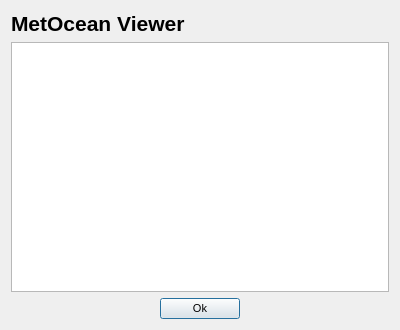
Before: the Qt Designer form ui/about_dialog.ui in zcobell/MetOceanViewer, drawn with Qt 5.
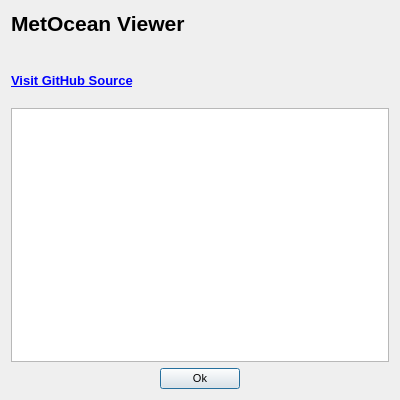
After: the same form once the commit is applied. Icons and pictures are not drawn.

Commit message: Adding GPL changes and logos.

The edit to the form file:
```diff
--- a/ui/about_dialog.ui
+++ b/ui/about_dialog.ui
@@ -7,7 +7,7 @@
     <x>0</x>
     <y>0</y>
     <width>400</width>
-    <height>330</height>
+    <height>400</height>
    </rect>
   </property>
   <property name="sizePolicy">
@@ -19,13 +19,13 @@
   <property name="minimumSize">
    <size>
     <width>400</width>
-    <height>330</height>
+    <height>400</height>
    </size>
   </property>
   <property name="maximumSize">
    <size>
     <width>400</width>
-    <height>330</height>
+    <height>400</height>
    </size>
   </property>
   <property name="font">
@@ -38,6 +38,10 @@
   <property name="windowTitle">
    <string>About</string>
   </property>
+  <layout class="QVBoxLayout" name="verticalLayout_2">
+   <item>
+    <layout class="QHBoxLayout" name="horizontalLayout_2">
+     <item>
   <layout class="QVBoxLayout" name="verticalLayout">
    <item>
     <widget class="QLabel" name="label_header">
@@ -56,13 +60,79 @@
      <property name="maximumSize">
       <size>
        <width>200</width>
-       <height>25</height>
+           <height>75</height>
       </size>
      </property>
      <property name="text">
       <string>MetOcean Viewer</string>
      </property>
-    </widget>
+         <property name="alignment">
+          <set>Qt::AlignLeading|Qt::AlignLeft|Qt::AlignTop</set>
+         </property>
+        </widget>
+       </item>
+       <item>
+        <widget class="QLabel" name="label">
+         <property name="font">
+          <font>
+           <pointsize>10</pointsize>
+          </font>
+         </property>
+         <property name="text">
+          <string>&lt;html&gt;&lt;head/&gt;&lt;body&gt;&lt;p&gt;&lt;a href=&quot;https://github.com/zcobell/MetOceanViewer&quot;&gt;&lt;span style=&quot; text-decoration: underline; color:#0000ff;&quot;&gt;Visit GitHub Source&lt;/span&gt;&lt;/a&gt;&lt;/p&gt;&lt;/body&gt;&lt;/html&gt;</string>
+         </property>
+         <property name="openExternalLinks">
+          <bool>true</bool>
+         </property>
+        </widget>
+       </item>
+      </layout>
+     </item>
+     <item>
+      <spacer name="horizontalSpacer_3">
+       <property name="orientation">
+        <enum>Qt::Horizontal</enum>
+       </property>
+       <property name="sizeHint" stdset="0">
+        <size>
+         <width>40</width>
+         <height>20</height>
+        </size>
+       </property>
+      </spacer>
+     </item>
+     <item>
+      <widget class="QLabel" name="logo">
+       <property name="sizePolicy">
+        <sizepolicy hsizetype="Fixed" vsizetype="Fixed">
+         <horstretch>0</horstretch>
+         <verstretch>0</verstretch>
+        </sizepolicy>
+       </property>
+       <property name="minimumSize">
+        <size>
+         <width>91</width>
+         <height>91</height>
+        </size>
+       </property>
+       <property name="maximumSize">
+        <size>
+         <width>91</width>
+         <height>91</height>
+        </size>
+       </property>
+       <property name="text">
+        <string/>
+       </property>
+       <property name="pixmap">
+        <pixmap resource="../MetOceanViewer.qrc">:/rsc/img/logo_small.png</pixmap>
+       </property>
+       <property name="scaledContents">
+        <bool>true</bool>
+       </property>
+      </widget>
+     </item>
+    </layout>
    </item>
    <item>
     <widget class="QPlainTextEdit" name="text_about">
```
Left out of the diff: 4 changed lines with no effect on the pictures. Lines whose indentation alone changed are shown as unchanged. The commit also changes 42 other files.
